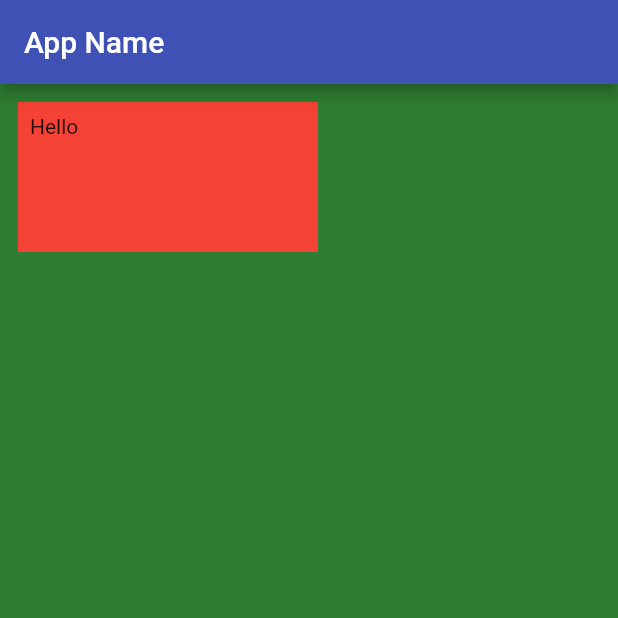
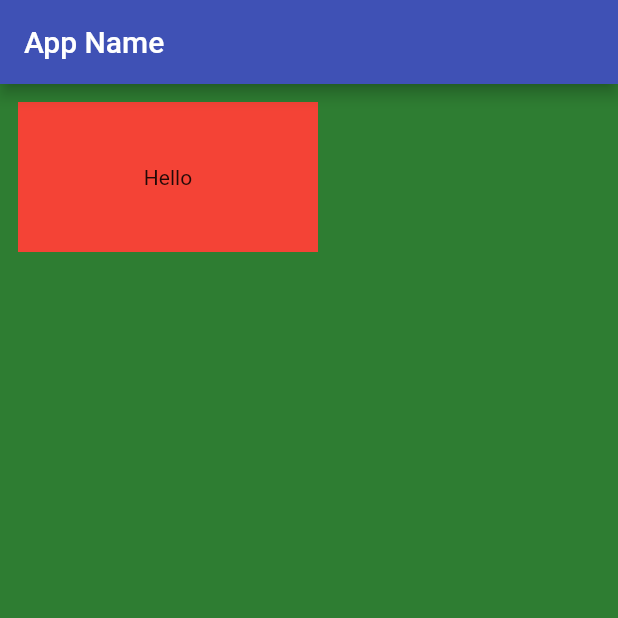
Before and after one commit to evangeldaping/Flutter-Course-for-Beginners, a Flutter app: the screen it shows after launch, on a phone screen of 412 x 824 dp, the top half of it. Run offline on Flutter 3.47's test engine with Material 2 defaults, Android fonts, the light colour scheme and no system bars.

Commit message:
UI Basics - Center widget

```diff
--- a/lib/main.dart
+++ b/lib/main.dart
@@ -15,12 +15,14 @@ class MyApp extends StatelessWidget {
             title: Text("App Name"),
           ),
           body: Container(
-              padding: EdgeInsets.all(8.0),
+              // padding: EdgeInsets.only(top: 20, left: 14),
               margin: EdgeInsets.all(12.0),
               height: 100,
               width: 200,
               color: Colors.red,
-              child: Text("Hello"))),
+              child: Center(
+                child: Text("Hello"),
+              ))),
     );
   }
 }
```
